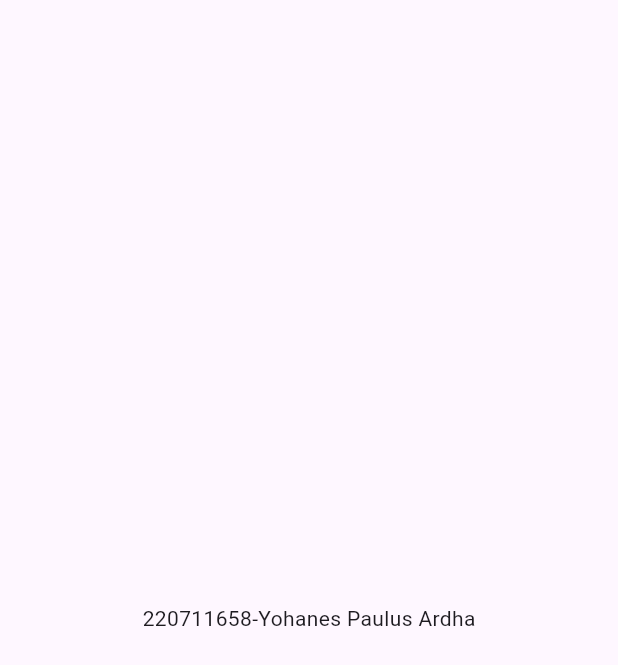
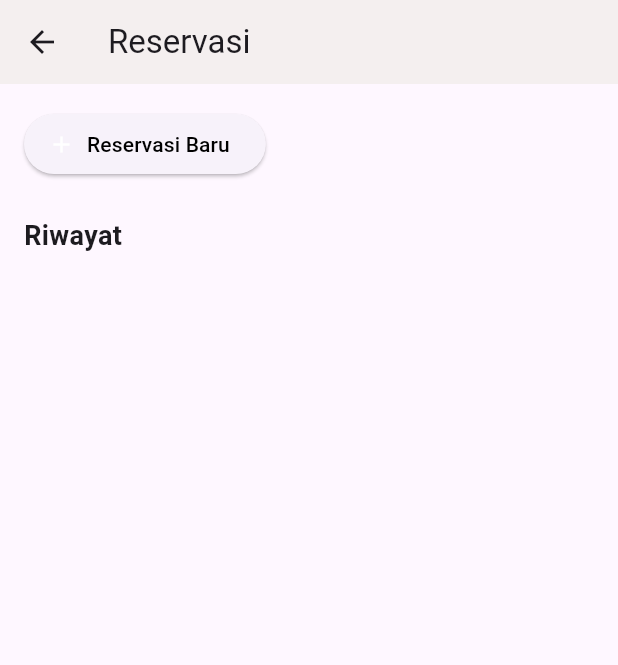
Before and after one commit to daflojuaan/1_A_Salon, a Flutter app: the screen it shows after launch, on a phone screen of 412 x 824 dp. Shown: the top 665 px of the screen. Run offline on Flutter 3.47's test engine with Material 3 defaults, Android fonts, the light colour scheme and no system bars.

Commit message:
membuat list reservasi
membuat list reservasi yang dibuat user tetapi blm selesai

```diff
--- /dev/null
+++ b/lib/View/listreservasi.dart
@@ -0,0 +1,47 @@
+import 'package:flutter/material.dart';
+
+class ReservasiView extends StatefulWidget {
+  const ReservasiView({Key? key}) : super(key: key);
+
+  @override
+  State<ReservasiView> createState() => _ReservasiPageState();
+}
+
+class _ReservasiPageState extends State<ReservasiView> {
+  @override
+  Widget build(BuildContext context) {
+    return Scaffold(
+      appBar: AppBar(
+        leading: const BackButton (),
+        title: const Text('Reservasi'),
+        backgroundColor: const Color.fromARGB(255, 244, 239, 239),
+      ),
+      body: Padding(
+        padding: const EdgeInsets.all(16.0),
+        child: Column(
+          crossAxisAlignment: CrossAxisAlignment.start,
+          children: [
+            ElevatedButton.icon(
+              onPressed: () {},
+              icon: const Icon(Icons.add, color: Color.fromARGB(255, 255, 255, 255)),
+              label: const Text(
+                'Reservasi Baru',
+                style: TextStyle(color: Colors.black),
+              ),
+            ),
+            const SizedBox(height: 24),
+            Row(
+              mainAxisAlignment: MainAxisAlignment.spaceBetween,
+              children: [
+                const Text(
+                  'Riwayat',
+                  style: TextStyle(fontSize: 18,fontWeight: FontWeight.bold,),
+                ),
+              ],
+            ),
+          ],
+        ),
+      ),
+    );
+  }
+}
--- a/lib/main.dart
+++ b/lib/main.dart
@@ -1,3 +1,4 @@
+import 'package:a_salon/View/listreservasi.dart';
 import 'package:flutter/material.dart';
 
 void main() {
@@ -10,11 +11,7 @@ class MainApp extends StatelessWidget {
   @override
   Widget build(BuildContext context) {
     return const MaterialApp(
-      home: Scaffold(
-        body: Center(
-          child: Text('220711658-Yohanes Paulus Ardha'),
-        ),
-      ),
+      home: ReservasiView(),
     );
   }
 }
--- a/pubspec.yaml
+++ b/pubspec.yaml
@@ -4,7 +4,7 @@ publish_to: 'none'
 version: 0.1.0
 
 environment:
-  sdk: ^3.5.2
+  sdk: ^3.5.1
 
 dependencies:
   flutter:
```
Also changed, not shown: pubspec.lock.
